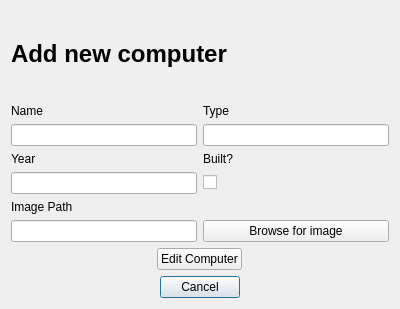
Above: editcomputerdialog.ui from DORB/Verkur3GUI before the change. Below: the same form after it.
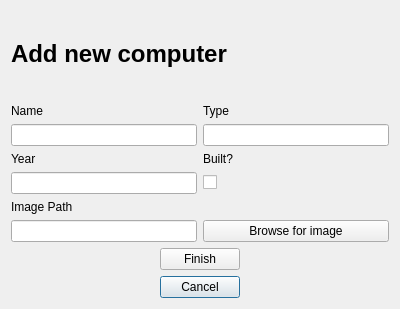
That is the form after the change.

Commit message: Forriti fulllokið, Edit takki kominn inn

Diff of the .ui file:
```diff
--- a/editcomputerdialog.ui
+++ b/editcomputerdialog.ui
@@ -101,7 +101,7 @@
         </size>
        </property>
        <property name="text">
-        <string>Edit Computer</string>
+        <string>Finish</string>
        </property>
       </widget>
      </item>
```
The commit also changes 5 other files.
